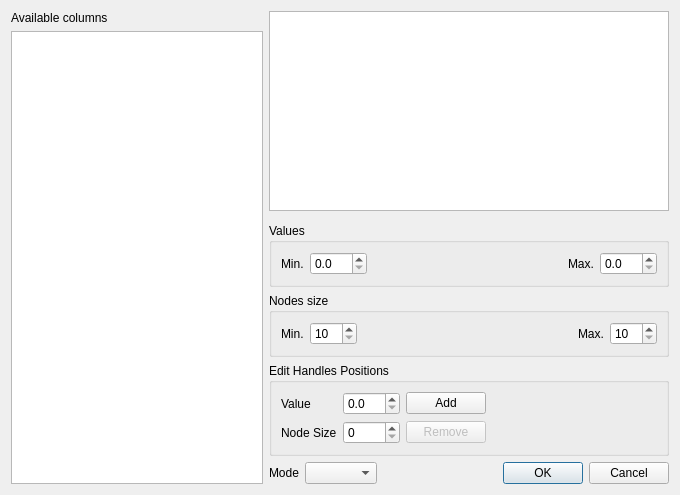
This is lib/ui/size_mapping_dialog.ui in metgem/metgem as Qt 5 draws it before an edit. The edited form follows.
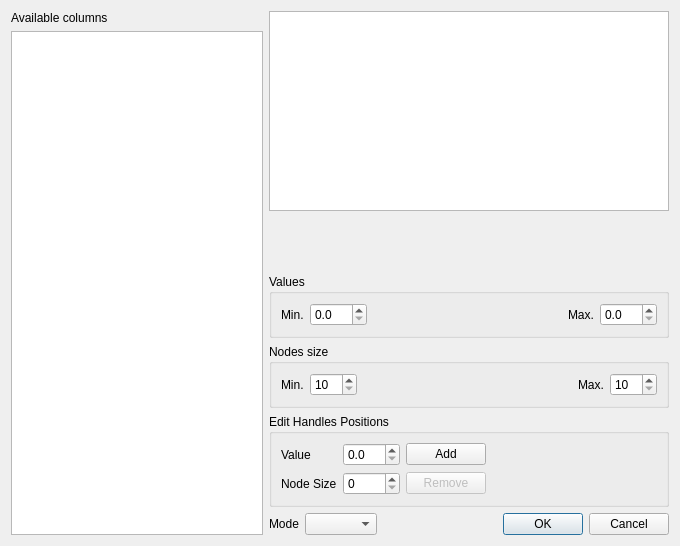
This is the edited form. Icons and pictures are not drawn.

Commit message: Fix scene in SizeMappingDialog overlapping with widgets below

```diff
--- a/lib/ui/size_mapping_dialog.ui
+++ b/lib/ui/size_mapping_dialog.ui
@@ -10,7 +10,7 @@
     <x>0</x>
     <y>0</y>
     <width>680</width>
-    <height>458</height>
+    <height>546</height>
    </rect>
   </property>
   <property name="sizePolicy">
@@ -305,6 +305,22 @@
      </item>
     </layout>
    </item>
+   <item row="2" column="4">
+    <spacer name="verticalSpacer">
+     <property name="orientation">
+      <enum>Qt::Vertical</enum>
+     </property>
+     <property name="sizeType">
+      <enum>QSizePolicy::Expanding</enum>
+     </property>
+     <property name="sizeHint" stdset="0">
+      <size>
+       <width>20</width>
+       <height>0</height>
+      </size>
+     </property>
+    </spacer>
+   </item>
   </layout>
  </widget>
  <resources>
```
